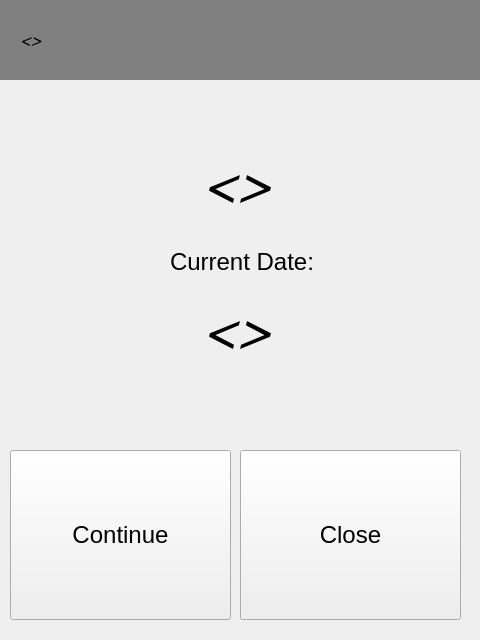
First picture: the form in Software/code/form.ui, repository Ulnooweg/GroBot, before the edit.
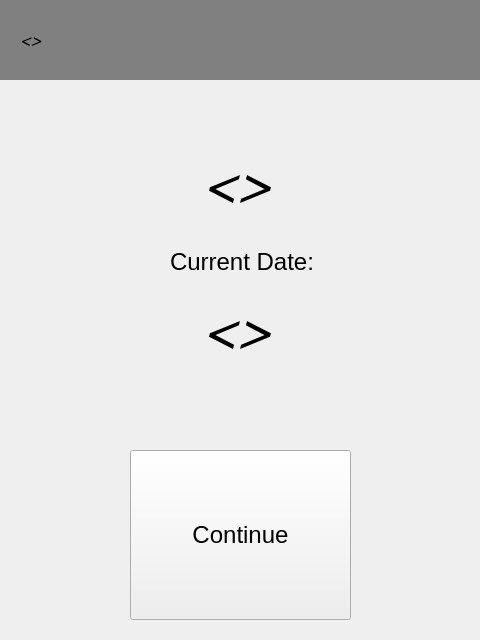
Second picture: the form after the edit.

Commit message: Discontinued "Close" button on start_page

Diff of the .ui file:
```diff
--- a/Software/code/form.ui
+++ b/Software/code/form.ui
@@ -37,7 +37,7 @@
     <widget class="QPushButton" name="continue_btn">
      <property name="geometry">
       <rect>
-       <x>10</x>
+       <x>130</x>
        <y>380</y>
        <width>221</width>
        <height>170</height>
@@ -77,26 +77,6 @@
       <set>Qt::AlignmentFlag::AlignCenter</set>
      </property>
     </widget>
-    <widget class="QPushButton" name="close_btn">
-     <property name="geometry">
-      <rect>
-       <x>240</x>
-       <y>380</y>
-       <width>221</width>
-       <height>170</height>
-      </rect>
-     </property>
-     <property name="font">
-      <font>
-       <family>Segoe UI</family>
-       <pointsize>18</pointsize>
-       <bold>false</bold>
-      </font>
-     </property>
-     <property name="text">
-      <string>Close</string>
-     </property>
-    </widget>
     <widget class="QLabel" name="label">
      <property name="geometry">
       <rect>
```
The commit also changes 2 other files.
